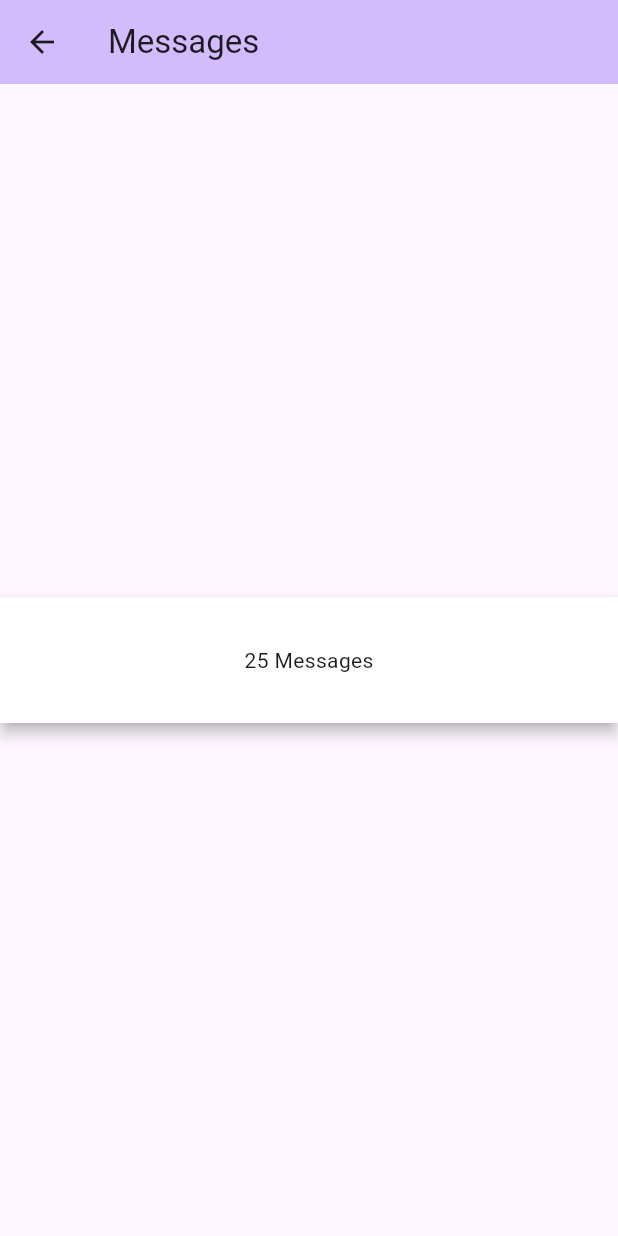
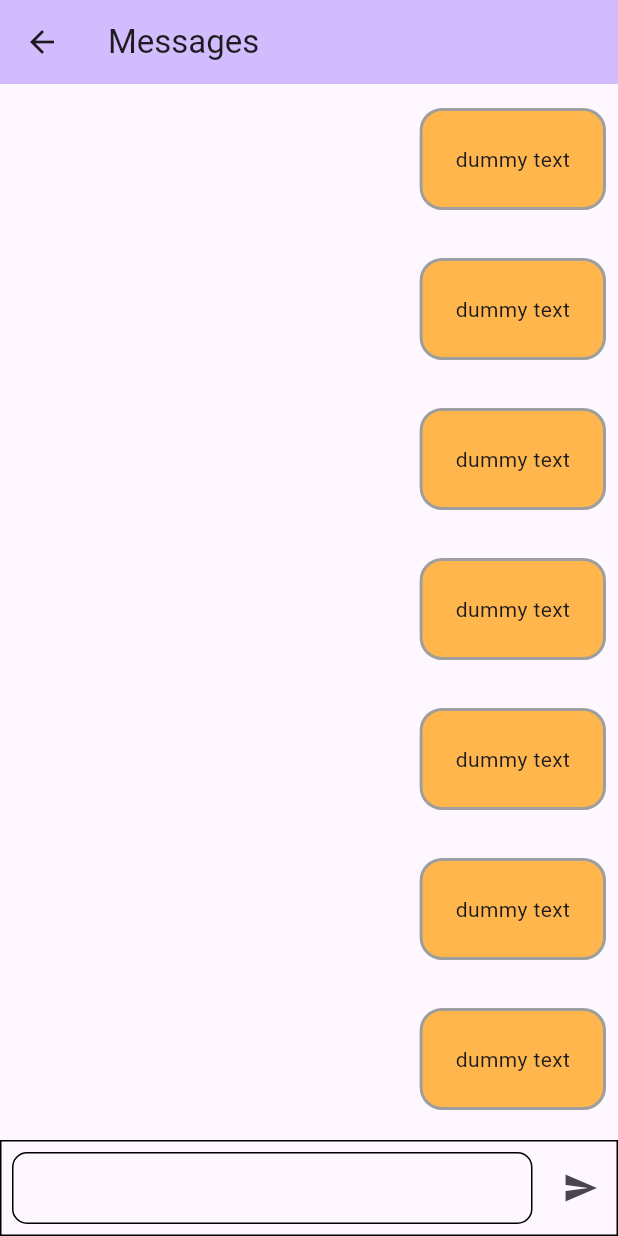
Before and after one commit to OsmanCanCinar/Flutter_BootCamp, a Flutter app: the MessagesPage screen opened by its route, on a phone screen of 412 x 824 dp. Run offline on Flutter 3.47's test engine with Material 3 defaults, Android fonts, the phone set to English and light mode, and no system bars.

Commit message:
Update messages page UI

```diff
--- a/lib/pages/messages_page.dart
+++ b/lib/pages/messages_page.dart
@@ -1,4 +1,10 @@
+import 'dart:math';
+import 'dart:ui';
+
+import 'package:flutter/cupertino.dart';
 import 'package:flutter/material.dart';
+import 'package:flutter/rendering.dart';
+import 'package:flutter/widgets.dart';
 
 class MessagesPage extends StatefulWidget {
   final String title;
@@ -17,25 +23,72 @@ class _MessagesPageState extends State<MessagesPage> {
         backgroundColor: Theme.of(context).colorScheme.inversePrimary,
         title: Text(widget.title),
       ),
-      body: const Center(
-        child: Column(
-          mainAxisAlignment: MainAxisAlignment.center,
-          children: [
-            PhysicalModel(
-              color: Colors.white,
-              elevation: 4,
-              child: Center(
-                child: Padding(
-                  padding:
-                      EdgeInsets.symmetric(vertical: 32.0, horizontal: 32.0),
-                  child: Text(
-                    '25 Messages',
+      body: Column(
+        children: [
+          Expanded(
+            child: ListView.builder(
+              itemBuilder: (context, index) {
+                bool isCurrentUser = Random().nextBool();
+                bool isShortText = Random().nextBool();
+                return Align(
+                  alignment: isCurrentUser
+                      ? Alignment.centerRight
+                      : Alignment.centerLeft,
+                  child: Padding(
+                    padding: const EdgeInsets.symmetric(
+                        horizontal: 8.0, vertical: 16.0),
+                    child: DecoratedBox(
+                      decoration: BoxDecoration(
+                        color: Colors.orange.shade300,
+                        border: Border.all(color: Colors.grey, width: 2),
+                        borderRadius:
+                            const BorderRadius.all(Radius.circular(15)),
+                      ),
+                      child: Padding(
+                        padding: const EdgeInsets.all(24.0),
+                        child: isShortText
+                            ? const Text('dummy text')
+                            : const Text('dummy text dummy text dummy text'),
+                      ),
+                    ),
                   ),
+                );
+              },
+            ),
+          ),
+          DecoratedBox(
+            decoration: BoxDecoration(border: Border.all()),
+            child: Row(
+              children: [
+                Expanded(
+                    child: Padding(
+                      padding: const EdgeInsets.all(8.0),
+                      child: DecoratedBox(
+                          decoration: BoxDecoration(
+                              border: Border.all(),
+                              borderRadius:
+                                  const BorderRadius.all(Radius.circular(10.0))),
+                          child: const Padding(
+                            padding: EdgeInsets.symmetric(horizontal: 16.0),
+                            child: TextField(
+                              decoration: InputDecoration(
+                                border: InputBorder.none,
+                              ),
+                            ),
+                          )),
+                    )
                 ),
-              ),
+                Padding(
+                  padding: const EdgeInsets.only(right: 1.0),
+                  child: IconButton(
+                    onPressed: () {},
+                    icon: const Icon(Icons.send),
+                  ),
+                )
+              ],
             ),
-          ],
-        ),
+          ),
+        ],
       ),
     );
   }
```
